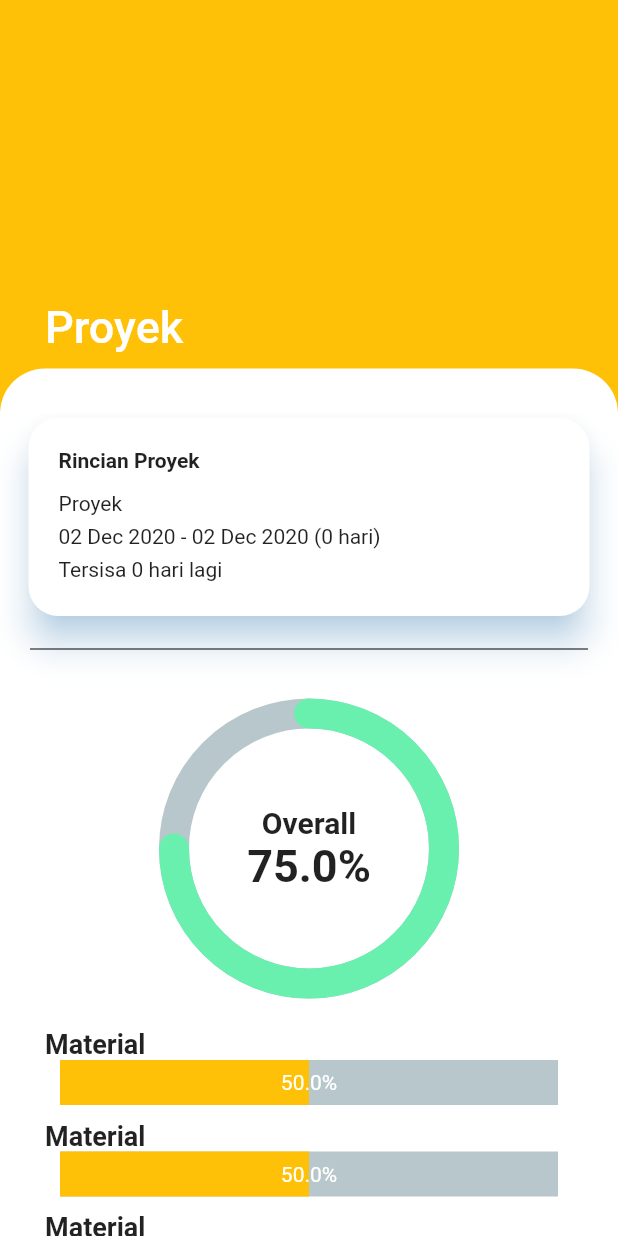
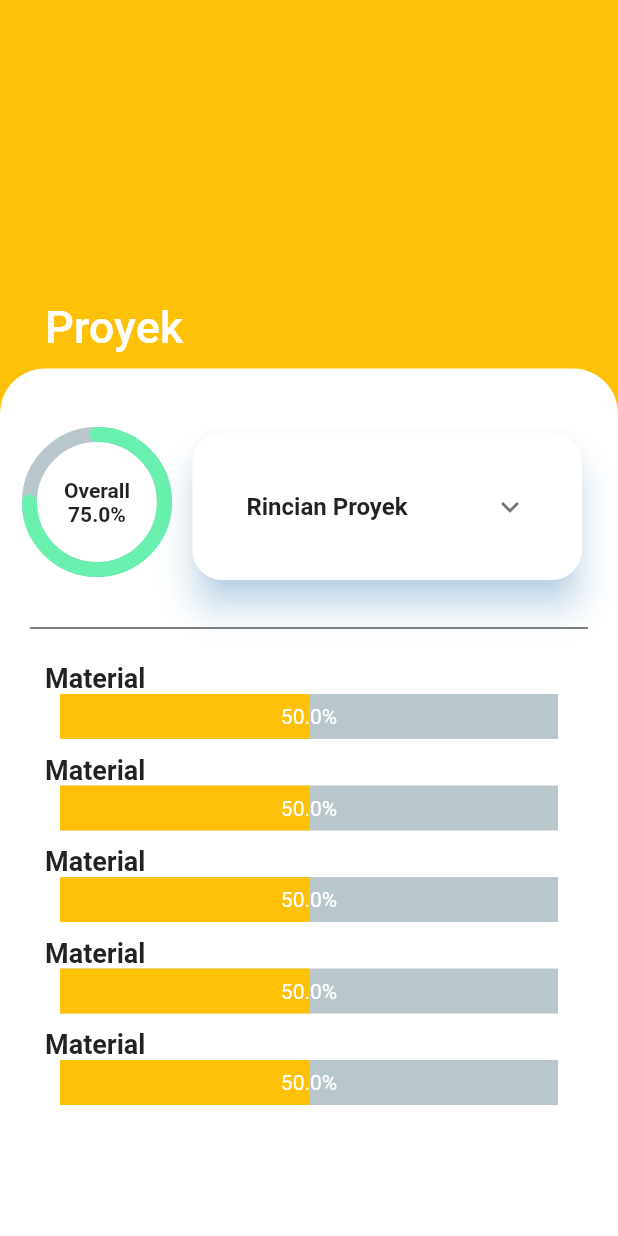
Before and after one commit to qisashasanudin/bangunin_id, a Flutter app: the ProjectDetails screen opened directly with empty values, on a phone screen of 412 x 824 dp. Run offline on Flutter 3.47's test engine with Material 2 defaults, Android fonts, the phone set to English and light mode, and no system bars; drawn by our look-alikes of percent_indicator; our stand-ins replace cloud_firestore, firebase_auth, firebase_core, firebase_storage, flutter_spinkit, fluttertoast and 4 more; missing offline and left inert: dart:ffi; accounts and stored records are empty; network calls fail.

Commit message:
layout adjustments on the project details page

```diff
--- a/lib/screens/mainmenu/home/projects/view_project/project_details.dart
+++ b/lib/screens/mainmenu/home/projects/view_project/project_details.dart
@@ -28,9 +28,20 @@ class ProjectDetails extends StatelessWidget {
           children: [
             SliverList(
               delegate: SliverChildListDelegate([
-                projectDetails(details),
+                Padding(
+                  padding: EdgeInsets.symmetric(vertical: 10, horizontal: 20),
+                  child: Row(
+                    mainAxisAlignment: MainAxisAlignment.center,
+                    crossAxisAlignment: CrossAxisAlignment.start,
+                    children: [
+                      Flexible(flex: 1, child: overallProgress(0.75)),
+                      SizedBox(width: 15),
+                      Flexible(
+                          flex: 3, child: ProjectDetailsCard(child: details)),
+                    ],
+                  ),
+                ),
                 separatorLine(),
-                overallProgress(0.75),
                 ListView.builder(
                   shrinkWrap: true,
                   padding: EdgeInsets.zero,
@@ -52,28 +63,19 @@ class ProjectDetails extends StatelessWidget {
   //========================= main function =========================
 }
 
-Padding projectDetails(ProjectDetailsModel details) {
-  return Padding(
-    padding: EdgeInsets.symmetric(horizontal: 15),
-    child: ProjectDetailsCard(child: details),
-  );
-}
-
 Padding separatorLine() {
   return Padding(
       padding: EdgeInsets.symmetric(vertical: 10, horizontal: 20),
       child: Divider(color: Colors.black));
 }
 
-Padding overallProgress(percentage) {
-  return Padding(
-    padding: const EdgeInsets.symmetric(vertical: 15),
-    child: CircularPercentIndicator(
+CircularPercentIndicator overallProgress(percentage) {
+  return CircularPercentIndicator(
     circularStrokeCap: CircularStrokeCap.round,
     progressColor: Colors.greenAccent,
     animation: true,
-      radius: 200,
-      lineWidth: 20,
+    radius: 100,
+    lineWidth: 10,
     percent: percentage,
     center: Column(
       mainAxisAlignment: MainAxisAlignment.center,
@@ -81,19 +83,16 @@ Padding overallProgress(percentage) {
         Text(
           'Overall',
           style: TextStyle(
-              fontSize: 20,
             fontWeight: FontWeight.bold,
           ),
         ),
         Text(
           '${percentage * 100}%',
           style: TextStyle(
-              fontSize: 30,
             fontWeight: FontWeight.bold,
           ),
         ),
       ],
-      ),
     ),
   );
 }
--- a/lib/shared/UI_components/project_details_card.dart
+++ b/lib/shared/UI_components/project_details_card.dart
@@ -26,13 +26,11 @@ class ProjectDetailsCard extends StatelessWidget {
       shape: RoundedRectangleBorder(borderRadius: BorderRadius.circular(20)),
       child: Padding(
         padding: EdgeInsets.symmetric(vertical: 20, horizontal: 20),
-        child: Column(
-          crossAxisAlignment: CrossAxisAlignment.start,
+        child: ExpansionTile(
+          title: Text('Rincian Proyek',
+              style: TextStyle(fontWeight: FontWeight.bold)),
+          expandedCrossAxisAlignment: CrossAxisAlignment.start,
           children: <Widget>[
-            Padding(
-                padding: const EdgeInsets.only(bottom: 10),
-                child: Text('Rincian Proyek',
-                    style: TextStyle(fontWeight: FontWeight.bold))),
             Padding(
                 padding: const EdgeInsets.symmetric(vertical: 3),
                 child: Text('Proyek ${child.projectName}')),
```
Lines whose indentation alone changed are shown as unchanged.
